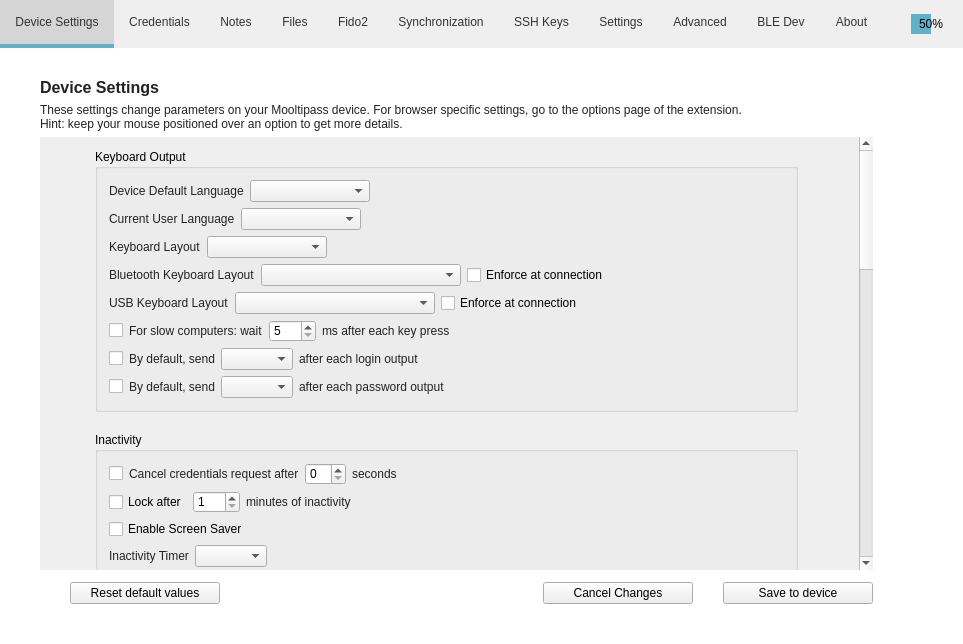
Above: src/MainWindow.ui from mooltipass/moolticute before the change. Below: the same form after it.
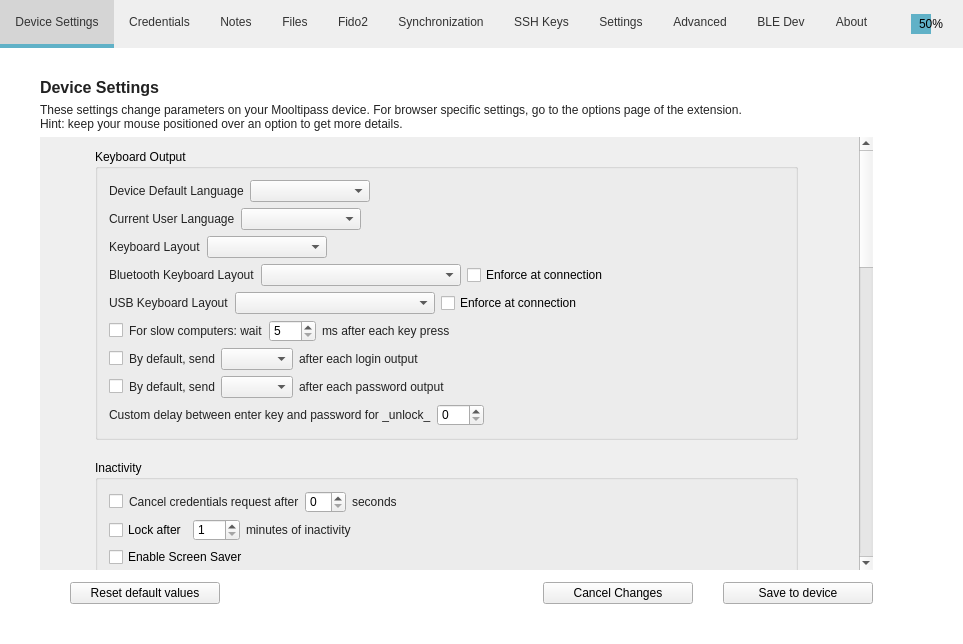
That is the form after the change. The open tabs and pages were chosen to show the change. Icons and pictures are not drawn. Custom widgets are drawn as their Qt base class.

Commit message: Add BLE Device setting: custom delay between enter key and password for _unlock_

What changed in the file:
```diff
--- a/src/MainWindow.ui
+++ b/src/MainWindow.ui
@@ -1081,6 +1081,54 @@
                  </layout>
                 </widget>
                </item>
+               <item>
+                <widget class="QWidget" name="settings_delay_bef_unlock_login" native="true">
+                 <layout class="QHBoxLayout" name="horizontalLayout_38">
+                  <property name="leftMargin">
+                   <number>0</number>
+                  </property>
+                  <property name="topMargin">
+                   <number>0</number>
+                  </property>
+                  <property name="bottomMargin">
+                   <number>0</number>
+                  </property>
+                  <item>
+                   <widget class="QLabel" name="label_delayBefUnlockLogin">
+                    <property name="toolTip">
+                     <string>Custom delay between enter key and password for _unlock_</string>
+                    </property>
+                    <property name="text">
+                     <string>Custom delay between enter key and password for _unlock_</string>
+                    </property>
+                   </widget>
+                  </item>
+                  <item>
+                   <widget class="QSpinBox" name="spinBoxDelayBefUnlockLogin">
+                    <property name="maximum">
+                     <number>120</number>
+                    </property>
+                    <property name="singleStep">
+                     <number>5</number>
+                    </property>
+                   </widget>
+                  </item>
+                  <item>
+                   <spacer name="horizontalSpacer_37">
+                    <property name="orientation">
+                     <enum>Qt::Horizontal</enum>
+                    </property>
+                    <property name="sizeHint" stdset="0">
+                     <size>
+                      <width>40</width>
+                      <height>20</height>
+                     </size>
+                    </property>
+                   </spacer>
+                  </item>
+                 </layout>
+                </widget>
+               </item>
               </layout>
              </widget>
             </item>
```
The commit also changes 7 other files.
